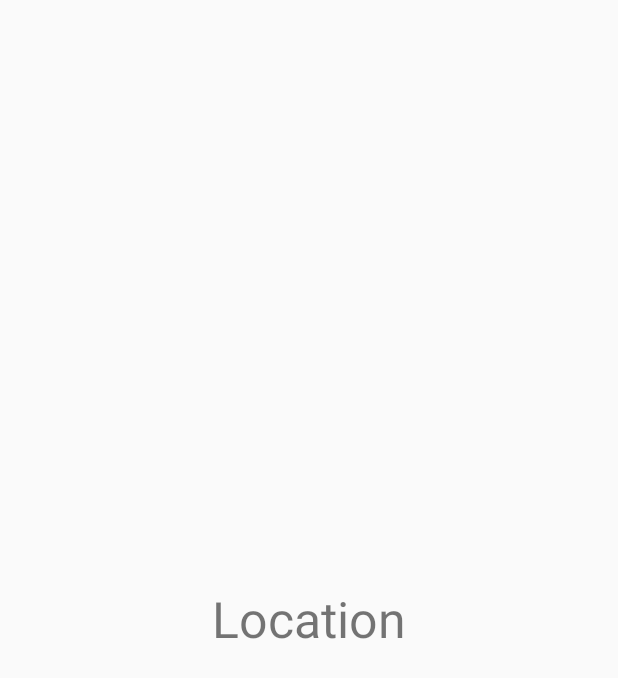
After one commit to lincollincol/WeatherApp, an Android app: the layout fragment_location.xml on its own in the app's theme, with its tools: preview values and no code run, on a phone screen of 412 x 824 dp. The commit adds this screen. Shown: the top 678 px of the screen. Run offline under Robolectric (Android 15) with nearby library versions, the phone set to English and light mode, and no system bars.

Commit message:
Bottom bar menu with navigation

```diff
--- a/app/src/main/java/linc/com/weatherapp/di/AppModule.kt
+++ b/app/src/main/java/linc/com/weatherapp/di/AppModule.kt
@@ -1,12 +1,13 @@
 package linc.com.weatherapp.di
 
+import linc.com.weatherapp.ui.location.LocationViewModel
 import linc.com.weatherapp.ui.main.MainForecastViewModel
 import org.koin.androidx.viewmodel.dsl.viewModel
 import org.koin.dsl.module
 
-
 val mainForecastModule = module {
 
     viewModel { MainForecastViewModel(get(), get()) }
+    viewModel { LocationViewModel() }
 
 }
--- a/app/src/main/java/linc/com/weatherapp/ui/base/BaseFragment.kt
+++ b/app/src/main/java/linc/com/weatherapp/ui/base/BaseFragment.kt
@@ -2,6 +2,4 @@ package linc.com.weatherapp.ui.base
 
 import androidx.fragment.app.Fragment
 
-class BaseFragment : Fragment() {
-
-}
+abstract class BaseFragment : Fragment()
--- /dev/null
+++ b/app/src/main/java/linc/com/weatherapp/ui/location/LocationViewModel.kt
@@ -0,0 +1,6 @@
+package linc.com.weatherapp.ui.location
+
+import linc.com.weatherapp.ui.base.BaseViewModel
+
+class LocationViewModel : BaseViewModel() {
+}
--- /dev/null
+++ b/app/src/main/res/drawable/ic_cloud.xml
@@ -0,0 +1,4 @@
+<vector android:height="48dp" android:viewportHeight="512"
+    android:viewportWidth="512" android:width="48dp" xmlns:android="http://schemas.android.com/apk/res/android">
+    <path android:fillColor="#FF000000" android:pathData="m434.931,227.069c-6.724,-43.037 -44.034,-76.069 -88.931,-76.069 -16.89,0 -33.12,4.673 -47.197,13.389 -21.416,-35.992 -59.971,-58.389 -102.803,-58.389 -66.167,0 -120,53.833 -120,120 0,0.41 0,0.835 0.015,1.245 -42.525,7.163 -76.015,44.238 -76.015,88.755 0,49.629 41.371,90 91,90h330c49.629,0 91,-40.371 91,-90 0,-44.897 -34.032,-82.207 -77.069,-88.931z"/>
+</vector>
--- /dev/null
+++ b/app/src/main/res/drawable/ic_settings.xml
@@ -0,0 +1,4 @@
+<vector android:height="48dp" android:viewportHeight="24"
+    android:viewportWidth="24" android:width="48dp" xmlns:android="http://schemas.android.com/apk/res/android">
+    <path android:fillColor="#FF000000" android:pathData="m22.683,9.394 l-1.88,-0.239c-0.155,-0.477 -0.346,-0.937 -0.569,-1.374l1.161,-1.495c0.47,-0.605 0.415,-1.459 -0.122,-1.979l-1.575,-1.575c-0.525,-0.542 -1.379,-0.596 -1.985,-0.127l-1.493,1.161c-0.437,-0.223 -0.897,-0.414 -1.375,-0.569l-0.239,-1.877c-0.09,-0.753 -0.729,-1.32 -1.486,-1.32h-2.24c-0.757,0 -1.396,0.567 -1.486,1.317l-0.239,1.88c-0.478,0.155 -0.938,0.345 -1.375,0.569l-1.494,-1.161c-0.604,-0.469 -1.458,-0.415 -1.979,0.122l-1.575,1.574c-0.542,0.526 -0.597,1.38 -0.127,1.986l1.161,1.494c-0.224,0.437 -0.414,0.897 -0.569,1.374l-1.877,0.239c-0.753,0.09 -1.32,0.729 -1.32,1.486v2.24c0,0.757 0.567,1.396 1.317,1.486l1.88,0.239c0.155,0.477 0.346,0.937 0.569,1.374l-1.161,1.495c-0.47,0.605 -0.415,1.459 0.122,1.979l1.575,1.575c0.526,0.541 1.379,0.595 1.985,0.126l1.494,-1.161c0.437,0.224 0.897,0.415 1.374,0.569l0.239,1.876c0.09,0.755 0.729,1.322 1.486,1.322h2.24c0.757,0 1.396,-0.567 1.486,-1.317l0.239,-1.88c0.477,-0.155 0.937,-0.346 1.374,-0.569l1.495,1.161c0.605,0.47 1.459,0.415 1.979,-0.122l1.575,-1.575c0.542,-0.526 0.597,-1.379 0.127,-1.985l-1.161,-1.494c0.224,-0.437 0.415,-0.897 0.569,-1.374l1.876,-0.239c0.753,-0.09 1.32,-0.729 1.32,-1.486v-2.24c0.001,-0.757 -0.566,-1.396 -1.316,-1.486zM12,17c-2.757,0 -5,-2.243 -5,-5s2.243,-5 5,-5 5,2.243 5,5 -2.243,5 -5,5z"/>
+</vector>
--- /dev/null
+++ b/app/src/main/res/layout/fragment_location.xml
@@ -0,0 +1,27 @@
+<?xml version="1.0" encoding="utf-8"?>
+<layout xmlns:app="http://schemas.android.com/apk/res-auto">
+
+    <data>
+        <variable
+            name="viewModel"
+            type="linc.com.weatherapp.ui.location.LocationViewModel" />
+    </data>
+
+    <androidx.constraintlayout.widget.ConstraintLayout
+        android:layout_width="match_parent"
+        android:layout_height="match_parent"
+        xmlns:android="http://schemas.android.com/apk/res/android">
+
+        <TextView
+            android:layout_width="wrap_content"
+            android:layout_height="wrap_content"
+            android:text="Location"
+            android:textSize="33sp"
+            app:layout_constraintTop_toTopOf="parent"
+            app:layout_constraintBottom_toBottomOf="parent"
+            app:layout_constraintStart_toStartOf="parent"
+            app:layout_constraintEnd_toEndOf="parent"/>
+
+    </androidx.constraintlayout.widget.ConstraintLayout>
+
+</layout>
--- a/app/src/main/res/layout/item_daily.xml
+++ b/app/src/main/res/layout/item_daily.xml
@@ -26,9 +26,10 @@
             android:id="@+id/date"
             android:layout_width="wrap_content"
             android:layout_height="wrap_content"
-            tools:text="MON 25"
+            android:paddingTop="10dp"
             android:text="@{formatter.formatWeek(data.timestamp).toUpperCase()}"
             android:textColor="@color/main_text_color"
+            tools:text="MON 25"
             app:layout_constraintTop_toTopOf="parent"
             app:layout_constraintStart_toStartOf="parent"
             app:layout_constraintEnd_toEndOf="parent"
@@ -63,10 +64,11 @@
             android:id="@+id/description"
             android:layout_width="wrap_content"
             android:layout_height="wrap_content"
-            tools:text="Clear"
+            android:paddingBottom="10dp"
             android:text="@{data.mainDescription}"
             android:textColor="@color/main_text_color"
             android:alpha="0.8"
+            tools:text="Clear"
             app:layout_constraintTop_toBottomOf="@id/temperature"
             app:layout_constraintStart_toStartOf="parent"
             app:layout_constraintEnd_toEndOf="parent"
--- a/app/src/main/res/values/strings.xml
+++ b/app/src/main/res/values/strings.xml
@@ -6,4 +6,7 @@
     <string name="screen_section_today">Today</string>
     <string name="screen_section_settings">Settings</string>
     <string name="screen_section_next_week">Next week</string>
+    <string name="menu_settings">Settings</string>
+    <string name="menu_location">Location</string>
+    <string name="menu_weather">Weather</string>
 </resources>
```
Also changed, not shown: app/src/main/java/linc/com/weatherapp/ui/MainActivity.kt (+32 -14 lines), app/src/main/java/linc/com/weatherapp/ui/location/LocationFragment.kt (added, +38 -0 lines), app/src/main/java/linc/com/weatherapp/ui/main/MainForecastFragment.kt (+2 -10 lines), app/src/main/java/linc/com/weatherapp/utils/Extensions.kt (+15 -0 lines), app/src/main/res/drawable/ic_location.xml (+3 -4 lines), app/src/main/res/layout/activity_main.xml (+36 -5 lines), app/src/main/res/layout/fragment_main_forecast.xml (+4 -16 lines), app/src/main/res/menu/main_menu.xml (added, +23 -0 lines), app/src/main/res/navigation/main_navigation_graph.xml (+10 -1 lines).
